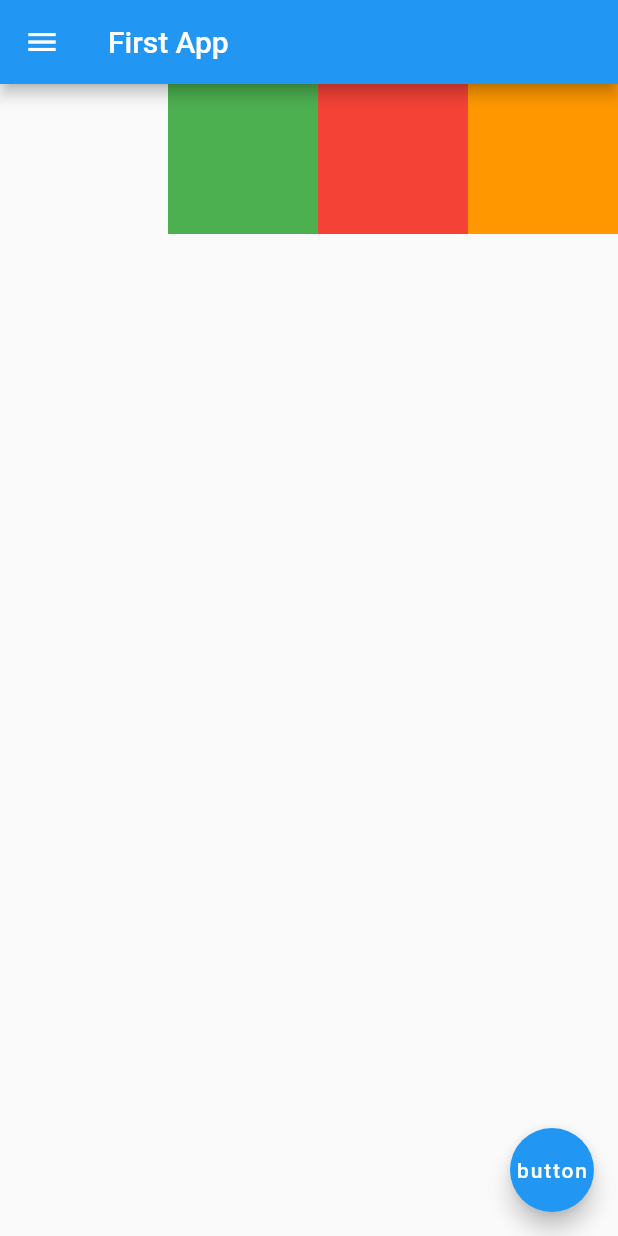
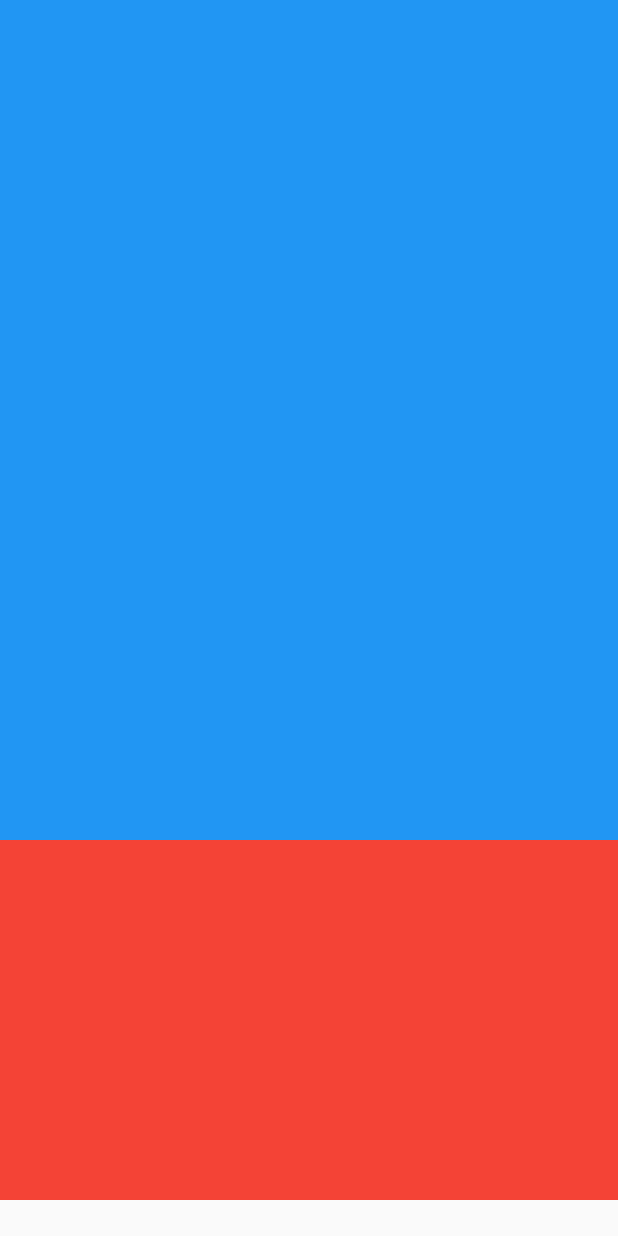
Before and after one commit to LSapee/flutter_start, a Flutter app: the screen it shows after launch, on a phone screen of 412 x 824 dp. Run offline on Flutter 3.47's test engine with Material 2 defaults, Android fonts, the phone set to English and light mode, and no system bars.

Commit message:
mediaquery & Extended

```diff
--- a/flutter_first/lib/main.dart
+++ b/flutter_first/lib/main.dart
@@ -13,67 +13,38 @@ class FirstApp extends StatelessWidget {
 
   @override
   Widget build(BuildContext context) {
-    /* 빈 박스
-    return Container(
-      color: Colors.amber,
-    );*/
-    /* 안드로이드
+
     return MaterialApp(
-
-    );*/
-    /* IOS
-    return CupertinoApp(
-
-    );*/
-
-    return MaterialApp(// 안드로이드 앱 제작한다.
-      home: SafeArea(
-        child: Scaffold( // 기본 구조를 들고 있다.
-          appBar: AppBar(
-            backgroundColor: Colors.blue,
-            title: Text("First App"),
-            leading: Icon(Icons.menu),
-          ),
-          body:Container(
-            height:100,
-            child: Row( // 기본적으로 넓이를 가지고 있지 않다.
-              mainAxisAlignment:MainAxisAlignment.end,
-              children: [
-                Container(
-                    color: Colors.green,
-                  width: 100,
-
-                ),
-
-                 Container(
-                      color: Colors.red,
-                   width: 100,
-                  ),
-
-               Container(
-                      color: Colors.orange,
-                 width: 100,
-                  ),
-              ],
-        ),
-                ),
-
-          floatingActionButton: FloatingActionButton(
-            child: Text("button"),
-            onPressed: () {
-              print("button clicked");
-            },
-          ),
-        // bottomNavigationBar: BottomNavigationBar(
-        //   items: [
-        //     BottomNavigationBarItem(label:"hello",icon: Icon(Icons.access_alarm_rounded)),
-        //
-        //     BottomNavigationBarItem(label:"hello",icon: Icon(Icons.access_alarm_rounded)),
-        // ],
-        //   backgroundColor: Colors.purple,
-        // ),
+      home:SafeArea(
+        child: Scaffold(
+          body:HomeApp(),
         ),
       ),
+
     );
   }
 }
+
+class HomeApp extends StatelessWidget{
+  @override
+  Widget build(BuildContext context){
+    //mediaQuery가 첫번째 앱에서는 실행이 안됨.
+    var m = MediaQuery.of(context);
+    print("넓이 : ${m.size.width}");
+    print("높이 : ${m.size.height}");
+    print("safearea : ${m.padding.top}");
+    return Column(
+      children: [
+        Container(
+          height:(m.size.height-24)*0.7,
+          color: Colors.blue,
+        ),
+        Container(
+          height:(m.size.height-24)*0.3,
+          color: Colors.red,
+        //  Extended --- 영역을 비율로 분할
+        )
+      ],
+    );
+  }
+}
```
